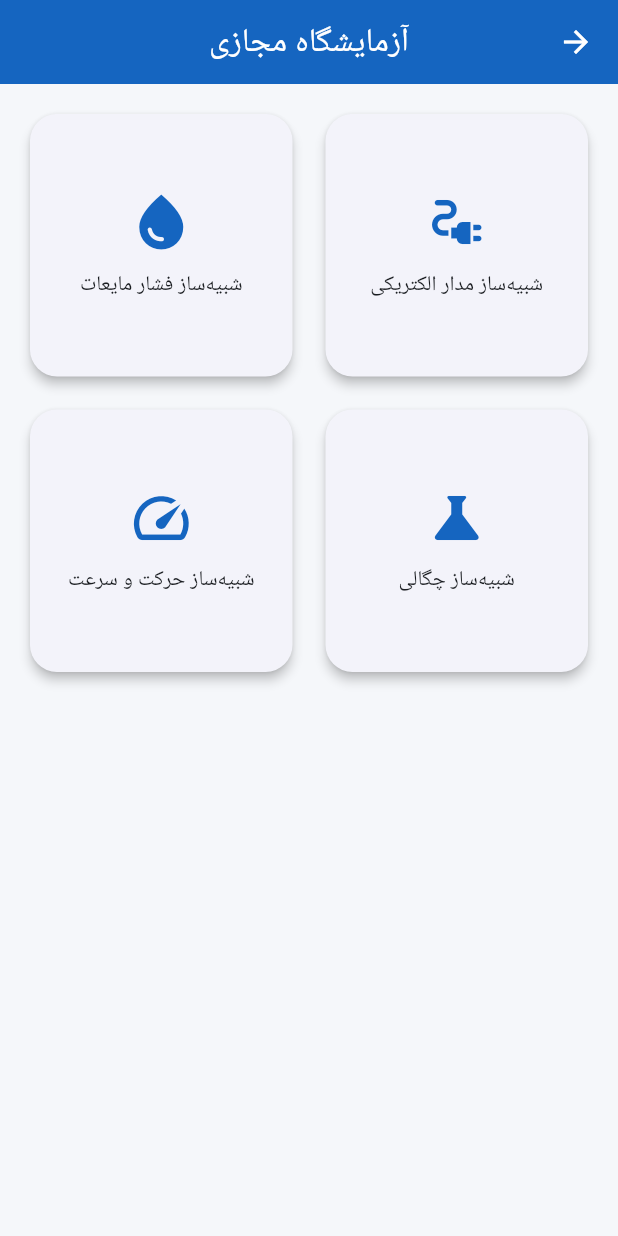
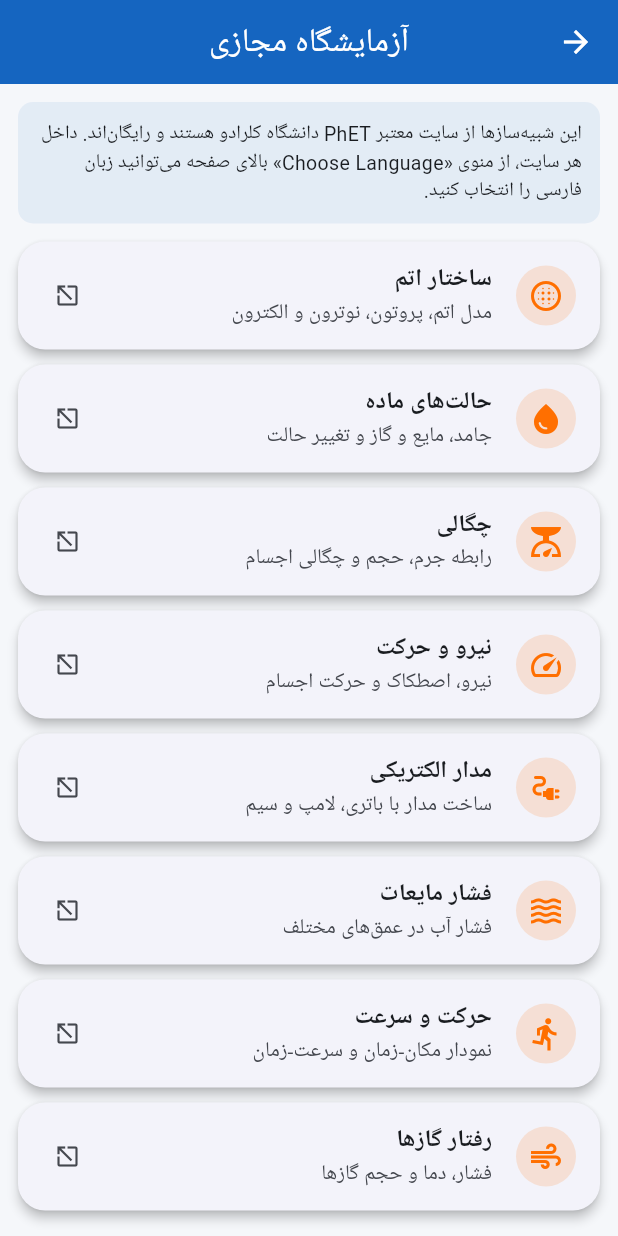
Before and after one commit to loghmanveysi-wq/oloom-noh, a Flutter app: the screen it shows once a user with an empty profile is signed in, item 4 of the bottom bar chosen, on a phone screen of 412 x 824 dp. Run offline on Flutter 3.47's test engine with Material 3 defaults, Android fonts, the phone set to English and light mode, and no system bars; our stand-ins replace cached_network_image, cloud_firestore, firebase_auth, firebase_core, fl_chart, hive and 3 more; missing offline and left inert: syncfusion_flutter_pdfviewer; accounts and stored records are empty; Roboto replaces fonts that are missing (Vazirmatn).

Commit message:
Refactor virtual lab screen with new simulation structure

```diff
--- a/lib/screens/virtual_lab_screen.dart
+++ b/lib/screens/virtual_lab_screen.dart
@@ -1,54 +1,123 @@
-// صفحه آزمایشگاه مجازی: لیست شبیه‌سازهای تعاملی علوم نهم
+// صفحه آزمایشگاه مجازی: شبیه‌سازهای معتبر علوم (عمدتاً PhET دانشگاه کلرادو)
+// با کلیک روی هرکدام، در مرورگر گوشی باز می‌شود
 import 'package:flutter/material.dart';
+import 'package:url_launcher/url_launcher.dart';
 import '../theme/app_theme.dart';
+
+class _SimItem {
+  final String title;
+  final String subtitle;
+  final IconData icon;
+  final String url;
+  const _SimItem(this.title, this.subtitle, this.icon, this.url);
+}
 
 class VirtualLabScreen extends StatelessWidget {
   const VirtualLabScreen({super.key});
 
-  static const List<Map<String, dynamic>> _experiments = [
-    {'title': 'شبیه‌ساز مدار الکتریکی', 'icon': Icons.electrical_services},
-    {'title': 'شبیه‌ساز فشار مایعات', 'icon': Icons.water_drop},
-    {'title': 'شبیه‌ساز چگالی', 'icon': Icons.science},
-    {'title': 'شبیه‌ساز حرکت و سرعت', 'icon': Icons.speed},
+  static const List<_SimItem> _simulations = [
+    _SimItem(
+      'ساختار اتم',
+      'مدل اتم، پروتون، نوترون و الکترون',
+      Icons.blur_circular,
+      'https://phet.colorado.edu/en/simulations/build-an-atom',
+    ),
+    _SimItem(
+      'حالت‌های ماده',
+      'جامد، مایع و گاز و تغییر حالت',
+      Icons.water_drop,
+      'https://phet.colorado.edu/en/simulations/states-of-matter-basics',
+    ),
+    _SimItem(
+      'چگالی',
+      'رابطه جرم، حجم و چگالی اجسام',
+      Icons.scale,
+      'https://phet.colorado.edu/en/simulations/density',
+    ),
+    _SimItem(
+      'نیرو و حرکت',
+      'نیرو، اصطکاک و حرکت اجسام',
+      Icons.speed,
+      'https://phet.colorado.edu/en/simulations/forces-and-motion-basics',
+    ),
+    _SimItem(
+      'مدار الکتریکی',
+      'ساخت مدار با باتری، لامپ و سیم',
+      Icons.electrical_services,
+      'https://phet.colorado.edu/en/simulations/circuit-construction-kit-dc',
+    ),
+    _SimItem(
+      'فشار مایعات',
+      'فشار آب در عمق‌های مختلف',
+      Icons.waves,
+      'https://phet.colorado.edu/en/simulations/under-pressure',
+    ),
+    _SimItem(
+      'حرکت و سرعت',
+      'نمودار مکان-زمان و سرعت-زمان',
+      Icons.directions_run,
+      'https://phet.colorado.edu/en/simulations/moving-man',
+    ),
+    _SimItem(
+      'رفتار گازها',
+      'فشار، دما و حجم گازها',
+      Icons.air,
+      'https://phet.colorado.edu/en/simulations/gas-properties',
+    ),
   ];
+
+  Future<void> _open(BuildContext context, String url) async {
+    final uri = Uri.parse(url);
+    final ok = await launchUrl(uri, mode: LaunchMode.externalApplication);
+    if (!ok && context.mounted) {
+      ScaffoldMessenger.of(context)
+          .showSnackBar(const SnackBar(content: Text('امکان باز کردن این لینک وجود ندارد.')));
+    }
+  }
 
   @override
   Widget build(BuildContext context) {
     return Scaffold(
       appBar: AppBar(title: const Text('آزمایشگاه مجازی')),
-      body: GridView.builder(
-        padding: const EdgeInsets.all(16),
-        gridDelegate: const SliverGridDelegateWithFixedCrossAxisCount(
-          crossAxisCount: 2,
-          crossAxisSpacing: 14,
-          mainAxisSpacing: 14,
-          childAspectRatio: 1,
-        ),
-        itemCount: _experiments.length,
-        itemBuilder: (context, i) {
-          final exp = _experiments[i];
-          return Card(
-            child: InkWell(
-              borderRadius: BorderRadius.circular(18),
-              onTap: () {
-                ScaffoldMessenger.of(context).showSnackBar(
-                  const SnackBar(content: Text('این شبیه‌ساز در مرحله بعد پیاده‌سازی می‌شود')),
+      body: Column(
+        children: [
+          Container(
+            width: double.infinity,
+            margin: const EdgeInsets.all(12),
+            padding: const EdgeInsets.all(12),
+            decoration: BoxDecoration(
+              color: AppTheme.primaryBlue.withOpacity(0.08),
+              borderRadius: BorderRadius.circular(10),
+            ),
+            child: const Text(
+              'این شبیه‌سازها از سایت معتبر PhET دانشگاه کلرادو هستند و رایگان‌اند. '
+              'داخل هر سایت، از منوی «Choose Language» بالای صفحه می‌توانید زبان فارسی را انتخاب کنید.',
+              style: TextStyle(fontSize: 13),
+            ),
+          ),
+          Expanded(
+            child: ListView.builder(
+              padding: const EdgeInsets.symmetric(horizontal: 12),
+              itemCount: _simulations.length,
+              itemBuilder: (context, index) {
+                final sim = _simulations[index];
+                return Card(
+                  margin: const EdgeInsets.only(bottom: 10),
+                  child: ListTile(
+                    leading: CircleAvatar(
+                      backgroundColor: AppTheme.accentOrange.withOpacity(0.15),
+                      child: Icon(sim.icon, color: AppTheme.accentOrange),
+                    ),
+                    title: Text(sim.title, style: const TextStyle(fontWeight: FontWeight.w600)),
+                    subtitle: Text(sim.subtitle),
+                    trailing: const Icon(Icons.open_in_new, size: 18),
+                    onTap: () => _open(context, sim.url),
+                  ),
                 );
               },
-              child: Column(
-                mainAxisAlignment: MainAxisAlignment.center,
-                children: [
-                  Icon(exp['icon'], size: 44, color: AppTheme.primaryBlue),
-                  const SizedBox(height: 10),
-                  Padding(
-                    padding: const EdgeInsets.symmetric(horizontal: 8),
-                    child: Text(exp['title'], textAlign: TextAlign.center),
-                  ),
-                ],
-              ),
             ),
-          );
-        },
+          ),
+        ],
       ),
     );
   }
```
